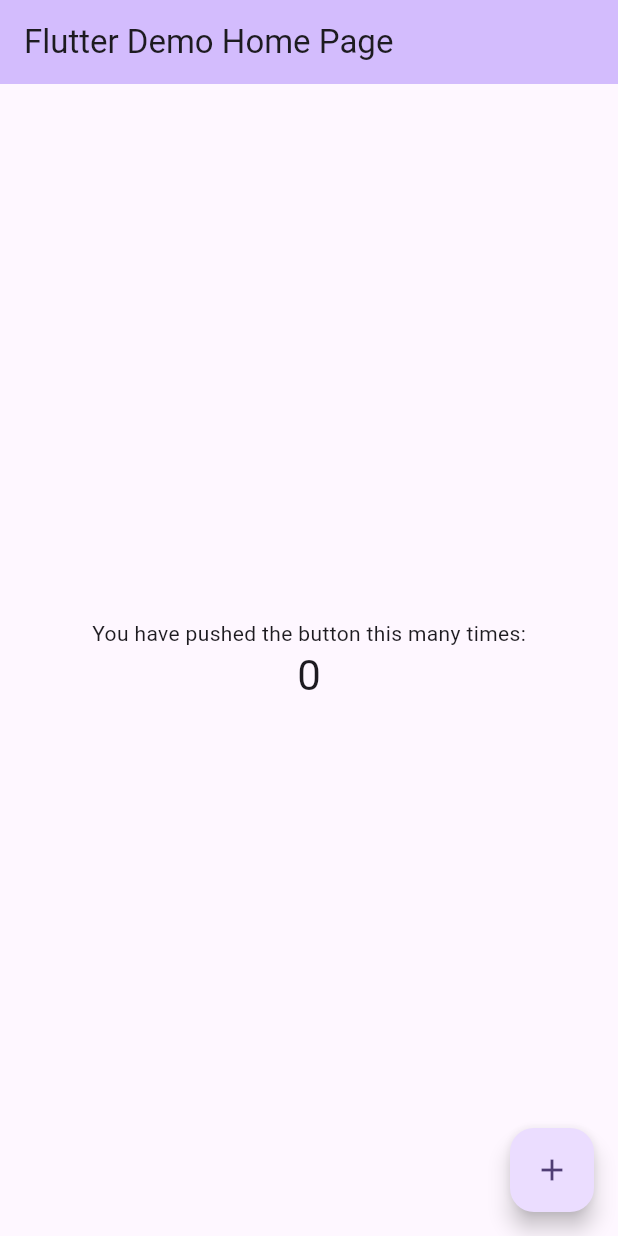
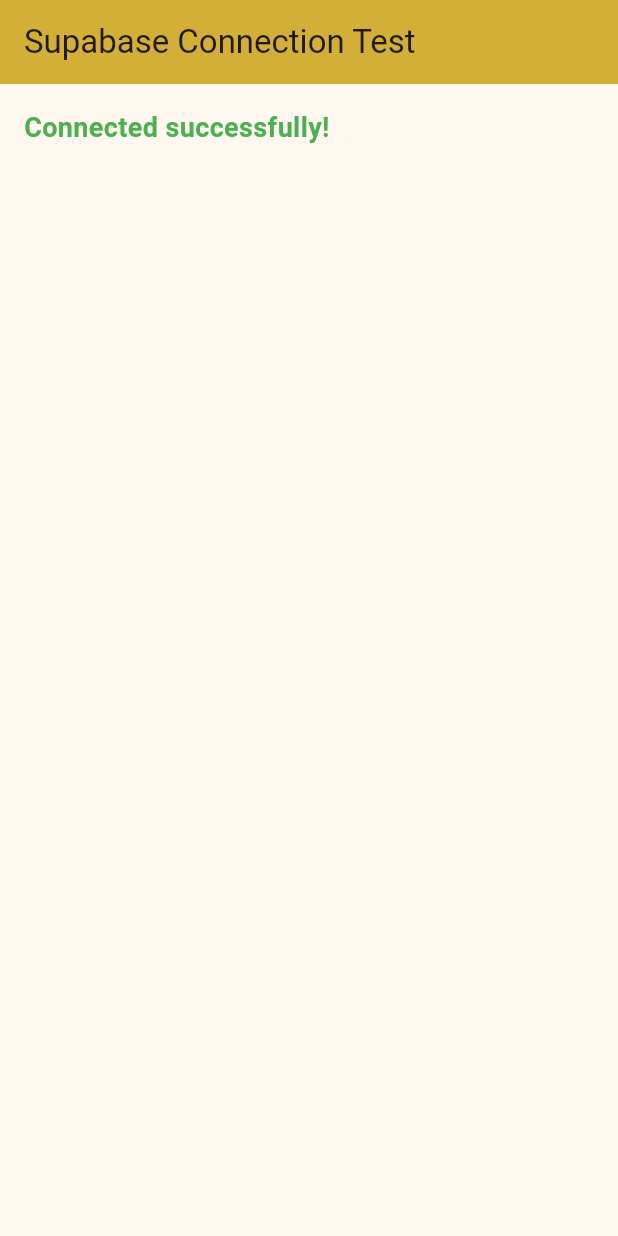
Before and after one commit to Naveenknk444/ravan-predictor-app, a Flutter app: the screen it shows after launch, on a phone screen of 412 x 824 dp. Run offline on Flutter 3.47's test engine with Material 3 defaults, Android fonts, the phone set to English and light mode, and no system bars; our stand-ins replace flutter_dotenv, supabase_flutter; accounts and stored records are empty.

Commit message:
Set up Supabase connection with test page

```diff
--- a/lib/main.dart
+++ b/lib/main.dart
@@ -1,121 +1,118 @@
 import 'package:flutter/material.dart';
+import 'package:supabase_flutter/supabase_flutter.dart';
+import 'package:flutter_dotenv/flutter_dotenv.dart';
 
-void main() {
+Future<void> main() async {
+  WidgetsFlutterBinding.ensureInitialized();
+
+  // Load environment variables
+  await dotenv.load(fileName: ".env");
+
+  // Initialize Supabase
+  await Supabase.initialize(
+    url: dotenv.env['SUPABASE_URL']!,
+    anonKey: dotenv.env['SUPABASE_ANON_KEY']!,
+  );
+
   runApp(const MyApp());
 }
+
+// Global Supabase client accessor
+final supabase = Supabase.instance.client;
 
 class MyApp extends StatelessWidget {
   const MyApp({super.key});
 
-  // This widget is the root of your application.
   @override
   Widget build(BuildContext context) {
     return MaterialApp(
-      title: 'Flutter Demo',
+      title: 'Ravan Predictor',
       theme: ThemeData(
-        // This is the theme of your application.
-        //
-        // TRY THIS: Try running your application with "flutter run". You'll see
-        // the application has a purple toolbar. Then, without quitting the app,
-        // try changing the seedColor in the colorScheme below to Colors.green
-        // and then invoke "hot reload" (save your changes or press the "hot
-        // reload" button in a Flutter-supported IDE, or press "r" if you used
-        // the command line to start the app).
-        //
-        // Notice that the counter didn't reset back to zero; the application
-        // state is not lost during the reload. To reset the state, use hot
-        // restart instead.
-        //
-        // This works for code too, not just values: Most code changes can be
-        // tested with just a hot reload.
-        colorScheme: .fromSeed(seedColor: Colors.deepPurple),
+        colorScheme: ColorScheme.fromSeed(seedColor: const Color(0xFFD4AF37)),
+        useMaterial3: true,
       ),
-      home: const MyHomePage(title: 'Flutter Demo Home Page'),
+      home: const ConnectionTestPage(),
     );
   }
 }
 
-class MyHomePage extends StatefulWidget {
-  const MyHomePage({super.key, required this.title});
-
-  // This widget is the home page of your application. It is stateful, meaning
-  // that it has a State object (defined below) that contains fields that affect
-  // how it looks.
-
-  // This class is the configuration for the state. It holds the values (in this
-  // case the title) provided by the parent (in this case the App widget) and
-  // used by the build method of the State. Fields in a Widget subclass are
-  // always marked "final".
-
-  final String title;
+// Temporary test page to verify Supabase connection
+class ConnectionTestPage extends StatefulWidget {
+  const ConnectionTestPage({super.key});
 
   @override
-  State<MyHomePage> createState() => _MyHomePageState();
+  State<ConnectionTestPage> createState() => _ConnectionTestPageState();
 }
 
-class _MyHomePageState extends State<MyHomePage> {
-  int _counter = 0;
+class _ConnectionTestPageState extends State<ConnectionTestPage> {
+  String _status = 'Testing connection...';
+  List<dynamic> _tiers = [];
 
-  void _incrementCounter() {
-    setState(() {
-      // This call to setState tells the Flutter framework that something has
-      // changed in this State, which causes it to rerun the build method below
-      // so that the display can reflect the updated values. If we changed
-      // _counter without calling setState(), then the build method would not be
-      // called again, and so nothing would appear to happen.
-      _counter++;
-    });
+  @override
+  void initState() {
+    super.initState();
+    _testConnection();
+  }
+
+  Future<void> _testConnection() async {
+    try {
+      // Test query to fetch user tiers
+      final response = await supabase
+          .from('user_tiers')
+          .select()
+          .order('min_points');
+
+      setState(() {
+        _status = 'Connected successfully!';
+        _tiers = response;
+      });
+    } catch (e) {
+      setState(() {
+        _status = 'Connection failed: $e';
+      });
+    }
   }
 
   @override
   Widget build(BuildContext context) {
-    // This method is rerun every time setState is called, for instance as done
-    // by the _incrementCounter method above.
-    //
-    // The Flutter framework has been optimized to make rerunning build methods
-    // fast, so that you can just rebuild anything that needs updating rather
-    // than having to individually change instances of widgets.
     return Scaffold(
       appBar: AppBar(
-        // TRY THIS: Try changing the color here to a specific color (to
-        // Colors.amber, perhaps?) and trigger a hot reload to see the AppBar
-        // change color while the other colors stay the same.
-        backgroundColor: Theme.of(context).colorScheme.inversePrimary,
-        // Here we take the value from the MyHomePage object that was created by
-        // the App.build method, and use it to set our appbar title.
-        title: Text(widget.title),
+        title: const Text('Supabase Connection Test'),
+        backgroundColor: const Color(0xFFD4AF37),
       ),
-      body: Center(
-        // Center is a layout widget. It takes a single child and positions it
-        // in the middle of the parent.
+      body: Padding(
+        padding: const EdgeInsets.all(16.0),
         child: Column(
-          // Column is also a layout widget. It takes a list of children and
-          // arranges them vertically. By default, it sizes itself to fit its
-          // children horizontally, and tries to be as tall as its parent.
-          //
-          // Column has various properties to control how it sizes itself and
-          // how it positions its children. Here we use mainAxisAlignment to
-          // center the children vertically; the main axis here is the vertical
-          // axis because Columns are vertical (the cross axis would be
-          // horizontal).
-          //
-          // TRY THIS: Invoke "debug painting" (choose the "Toggle Debug Paint"
-          // action in the IDE, or press "p" in the console), to see the
-          // wireframe for each widget.
-          mainAxisAlignment: .center,
+          crossAxisAlignment: CrossAxisAlignment.start,
           children: [
-            const Text('You have pushed the button this many times:'),
             Text(
-              '$_counter',
-              style: Theme.of(context).textTheme.headlineMedium,
+              _status,
+              style: TextStyle(
+                fontSize: 18,
+                fontWeight: FontWeight.bold,
+                color: _status.contains('successfully')
+                    ? Colors.green
+                    : _status.contains('failed')
+                        ? Colors.red
+                        : Colors.black,
+              ),
             ),
+            const SizedBox(height: 20),
+            if (_tiers.isNotEmpty) ...[
+              const Text(
+                'User Tiers from Database:',
+                style: TextStyle(fontSize: 16, fontWeight: FontWeight.bold),
+              ),
+              const SizedBox(height: 10),
+              ..._tiers.map((tier) => Card(
+                child: ListTile(
+                  title: Text(tier['name'] ?? 'Unknown'),
+                  subtitle: Text('Min Points: ${tier['min_points']} | Multiplier: ${tier['multiplier']}x'),
+                ),
+              )),
+            ],
           ],
         ),
-      ),
-      floatingActionButton: FloatingActionButton(
-        onPressed: _incrementCounter,
-        tooltip: 'Increment',
-        child: const Icon(Icons.add),
       ),
     );
   }
```
